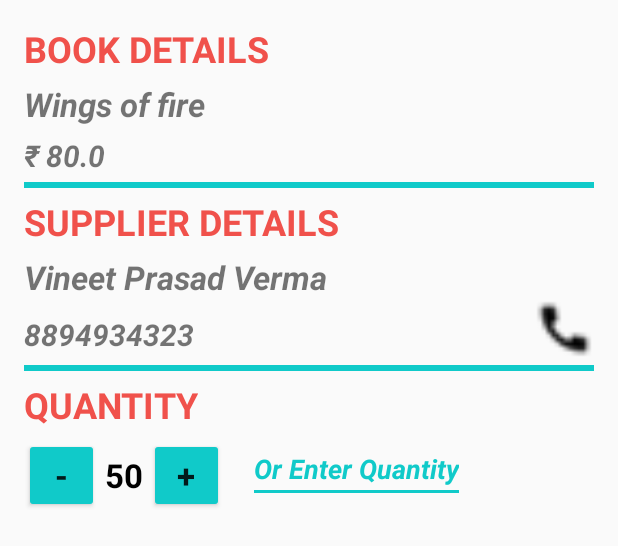
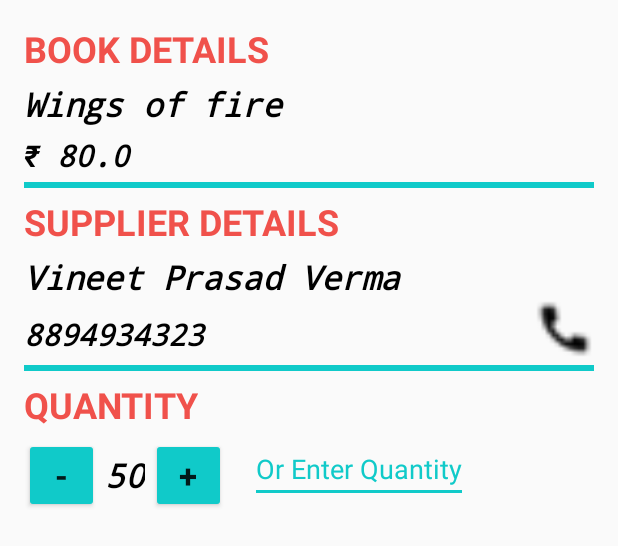
Before and after one commit to VineetPrasadVerma/InventoryApp, an Android app: the layout product_details.xml on its own in the app's theme, with its tools: preview values and no code run, on a phone screen of 412 x 824 dp. Shown: the top 546 px of the screen. Run offline under Robolectric (Android 15) with nearby library versions, the phone set to English and light mode, and no system bars.

```diff
--- a/app/src/main/res/layout/product_details.xml
+++ b/app/src/main/res/layout/product_details.xml
@@ -16,18 +16,22 @@
 
     <TextView
         android:id="@+id/details_book_name"
-        android:layout_width="wrap_content"
+        android:layout_width="match_parent"
         android:layout_height="wrap_content"
         android:layout_marginTop="@dimen/six_dp"
+        android:fontFamily="monospace"
+        android:textColor="@android:color/black"
         android:textSize="@dimen/twenty_two_sp"
         android:textStyle="bold|italic"
         tools:text="Wings of fire" />
 
     <TextView
         android:id="@+id/details_book_price"
-        android:layout_width="wrap_content"
+        android:layout_width="match_parent"
         android:layout_height="wrap_content"
         android:layout_marginTop="@dimen/six_dp"
+        android:fontFamily="monospace"
+        android:textColor="@android:color/black"
         android:textSize="@dimen/twenty_sp"
         android:textStyle="bold|italic"
         tools:text="@string/eighty" />
@@ -49,9 +53,11 @@
 
     <TextView
         android:id="@+id/details_supplier_name"
-        android:layout_width="wrap_content"
+        android:layout_width="match_parent"
         android:layout_height="wrap_content"
         android:layout_marginTop="@dimen/six_dp"
+        android:fontFamily="monospace"
+        android:textColor="@android:color/black"
         android:textSize="@dimen/twenty_two_sp"
         android:textStyle="bold|italic"
         tools:text="Vineet Prasad Verma" />
@@ -64,9 +70,11 @@
         <TextView
             android:id="@+id/details_supplier_phone_no"
             android:layout_width="@dimen/zero_dp"
-            android:layout_weight="1"
             android:layout_height="wrap_content"
             android:layout_marginTop="@dimen/six_dp"
+            android:layout_weight="1"
+            android:fontFamily="monospace"
+            android:textColor="@android:color/black"
             android:textSize="@dimen/twenty_sp"
             android:textStyle="bold|italic"
             tools:text="8894934323" />
@@ -75,8 +83,8 @@
             android:id="@+id/order_button"
             android:layout_width="@dimen/fourty_dp"
             android:layout_height="@dimen/fourty_dp"
-            android:background="@drawable/call_black"
-            android:layout_marginLeft="@dimen/eight_dp" />
+            android:layout_marginLeft="@dimen/eight_dp"
+            android:background="@drawable/call_black" />
     </LinearLayout>
 
     <View
@@ -115,11 +123,12 @@
             android:layout_width="wrap_content"
             android:layout_height="wrap_content"
             android:layout_marginTop="@dimen/six_dp"
+            android:fontFamily="monospace"
             android:paddingLeft="@dimen/four_dp"
             android:paddingRight="@dimen/four_dp"
             android:textColor="@android:color/black"
             android:textSize="@dimen/twenty_two_sp"
-            android:textStyle="bold"
+            android:textStyle="bold|italic"
             tools:text="50" />
 
         <Button
@@ -134,14 +143,13 @@
 
         <EditText
             android:id="@+id/detail_enter_quantity"
+            android:layout_width="wrap_content"
             android:layout_height="wrap_content"
-            android:layout_width="wrap_content"
+            android:layout_marginLeft="16dp"
             android:hint="Or Enter Quantity"
+            android:inputType="number"
             android:textColor="@color/color_Accent"
-            android:textColorHint="@color/color_Accent"
-            android:textStyle="italic|bold"
-            android:inputType="number"
-            android:layout_marginLeft="16dp"/>
+            android:textColorHint="@color/color_Accent" />
 
     </LinearLayout>
 
```
Also changed, not shown: app/src/main/java/com/example/vineetprasadverma/inventoryapp/ProductDetails.java (+17 -17 lines).
